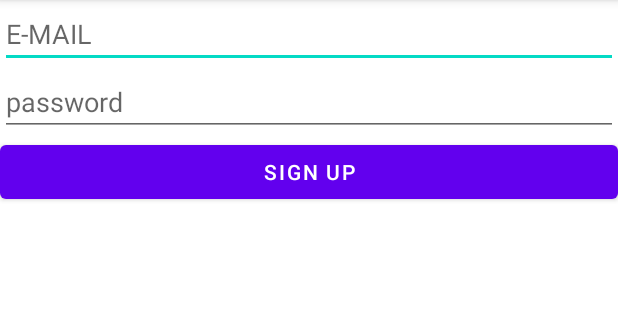
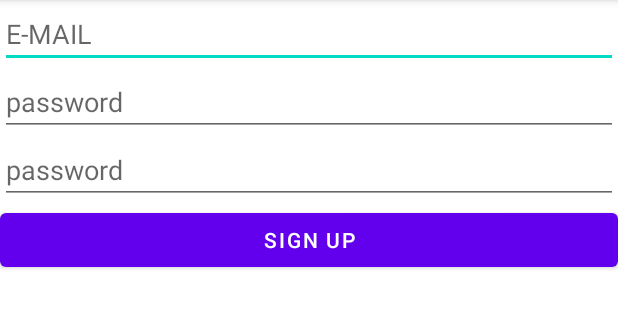
Before and after one commit to Kapiwara/rmwkteam, an Android app: the Registration screen opened directly, with no data from a screen before it, on a phone screen of 412 x 824 dp, the part 84-412 px from its top. Run offline under Robolectric (Android 15) with nearby library versions, the phone set to English and light mode, and no system bars; our stand-ins replace Firebase (no records; nobody signed in at launch, a user with empty details on screens opened directly).

```diff
--- a/app/src/main/res/layout/registration.xml
+++ b/app/src/main/res/layout/registration.xml
@@ -37,6 +37,18 @@
         app:layout_constraintEnd_toEndOf="parent"
         app:layout_constraintHorizontal_bias="0.034"
         app:layout_constraintStart_toStartOf="parent" />
+    <EditText
+        android:id="@+id/signup_password_rpt"
+        android:layout_width="match_parent"
+        android:layout_height="wrap_content"
+        android:hint="password"
+        android:autofillHints="password"
+        android:ems="10"
+        android:inputType="textPassword"
+        app:layout_constraintBottom_toBottomOf="parent"
+        app:layout_constraintEnd_toEndOf="parent"
+        app:layout_constraintHorizontal_bias="0.034"
+        app:layout_constraintStart_toStartOf="parent" />
     <Button
         android:id="@+id/sign_up_btn1"
         android:text="sign up"
```
Also changed, not shown: app/src/main/java/com/example/barberqueue/ChangePassword.kt (+25 -9 lines), app/src/main/java/com/example/barberqueue/Registration.kt (+34 -24 lines).
